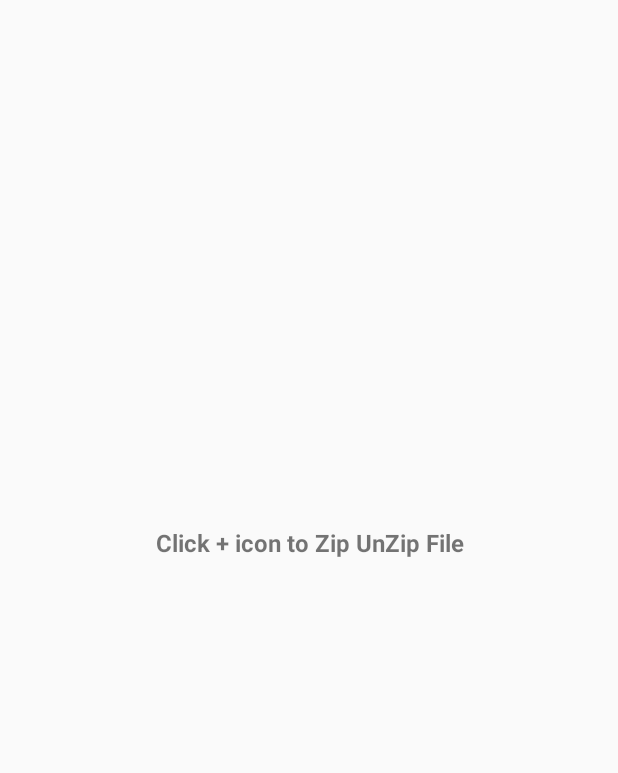
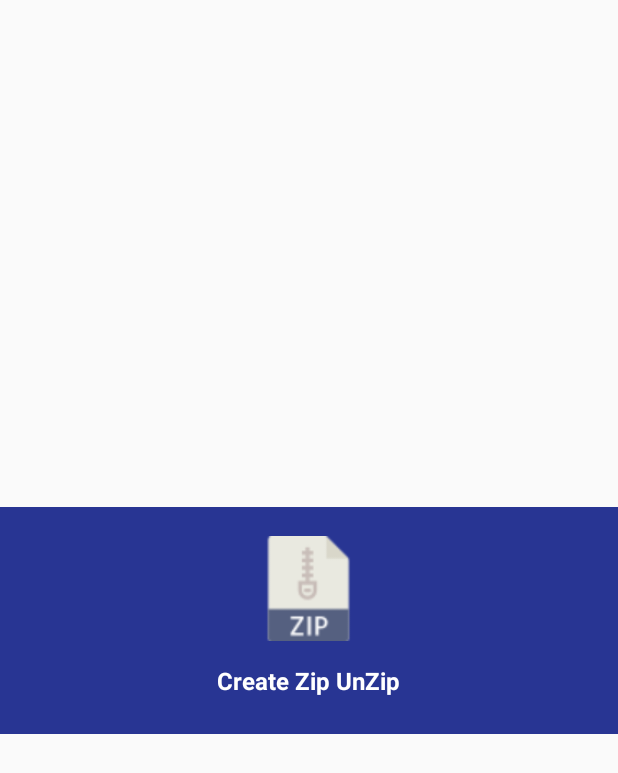
Before and after one commit to Neerav006/zipunzip, an Android app: the layout content_main.xml on its own in the app's theme, with its tools: preview values and no code run, on a phone screen of 412 x 824 dp. Shown: the top 773 px of the screen. Run offline under Robolectric (Android 15) with nearby library versions, the phone set to English and light mode, and no system bars; plain views replace LoopingViewPager.

Commit message:
home page design changed.

```diff
--- a/app/src/main/java/com/neerav/hmt/zipunzip/MainActivity.java
+++ b/app/src/main/java/com/neerav/hmt/zipunzip/MainActivity.java
@@ -4,6 +4,7 @@ import android.content.Intent;
 import android.net.Uri;
 import android.os.Bundle;
 import android.util.Log;
+import android.widget.LinearLayout;
 import androidx.annotation.NonNull;
 import com.asksira.loopingviewpager.LoopingViewPager;
 import com.google.android.gms.ads.AdRequest;
@@ -38,6 +39,8 @@ public class MainActivity extends AppCompatActivity
     private LoopingViewPager loopingViewPager;
     private ArrayList<String> XMENArray = new ArrayList<>();
     private InterstitialAd mInterstitialAd;
+    private AdView mAdView;
+    private LinearLayout llZipUnZip;
 
     @Override
     protected void onCreate(Bundle savedInstanceState) {
@@ -53,6 +56,24 @@ public class MainActivity extends AppCompatActivity
         mInterstitialAd.setAdUnitId("ca-app-pub-3940256099942544/1033173712");
         mInterstitialAd.loadAd(new AdRequest.Builder().build());
 
+
+        mAdView = findViewById(R.id.bannerAd);
+        AdRequest adRequest = new AdRequest.Builder().build();
+        mAdView.loadAd(adRequest);
+
+        llZipUnZip = findViewById(R.id.llZipUnZip);
+
+        llZipUnZip.setOnClickListener(v ->{
+            Intent i = new Intent(MainActivity.this, ZipUnZipActivity.class);
+            startActivity(i);
+
+            if (mInterstitialAd.isLoaded()) {
+                mInterstitialAd.show();
+            } else {
+                Log.d("TAG", "The interstitial wasn't loaded yet.");
+            }
+
+        });
 
         if (getSupportActionBar() != null)
             getSupportActionBar().setDisplayShowTitleEnabled(false);
--- a/app/src/main/res/layout/activity_main.xml
+++ b/app/src/main/res/layout/activity_main.xml
@@ -21,6 +21,16 @@
             android:layout_gravity="start"
             android:fitsSystemWindows="true"
             app:headerLayout="@layout/nav_header_main"
-            app:menu="@menu/activity_main_drawer"/>
+            app:menu="@menu/activity_main_drawer">
+
+
+        <ImageView
+                android:background="@android:color/black"
+                android:src="@drawable/whizadsbay"
+                android:layout_gravity="bottom"
+                android:layout_width="match_parent"
+                android:layout_height="70dp" />
+
+    </com.google.android.material.navigation.NavigationView>
 
 </androidx.drawerlayout.widget.DrawerLayout>
--- a/app/src/main/res/layout/content_main.xml
+++ b/app/src/main/res/layout/content_main.xml
@@ -12,8 +12,8 @@
 
     <com.asksira.loopingviewpager.LoopingViewPager
             android:id="@+id/vpAds"
-            android:layout_width="0dp"
-            android:layout_height="186dp"
+            android:layout_width="match_parent"
+            android:layout_height="200dp"
             android:layout_marginStart="16dp"
             android:layout_marginTop="16dp"
             android:layout_marginEnd="16dp"
@@ -23,25 +23,72 @@
             app:layout_constraintEnd_toEndOf="parent"
             app:layout_constraintStart_toStartOf="parent"
             app:layout_constraintTop_toTopOf="parent"
-            android:layout_marginBottom="8dp" app:layout_constraintBottom_toBottomOf="parent"
-            app:layout_constraintVertical_bias="0.20"/>
+    />
+    <LinearLayout
+            android:id="@+id/linearLayout"
+            android:baselineAligned="false"
+            android:layout_width="match_parent"
+            android:layout_height="wrap_content"
+            android:layout_marginBottom="8dp"
+            android:background="@color/colorPrimary"
+            android:orientation="horizontal"
+            android:weightSum="2"
+            app:layout_constraintBottom_toBottomOf="parent"
+            app:layout_constraintEnd_toEndOf="parent"
+            app:layout_constraintHorizontal_bias="1.0"
+            app:layout_constraintStart_toStartOf="parent"
+            android:layout_marginTop="8dp" app:layout_constraintTop_toTopOf="@+id/vpAds"
+            app:layout_constraintVertical_bias="0.49">
+
+        <LinearLayout
+                android:id="@+id/llZipUnZip"
+                android:layout_width="match_parent"
+                android:layout_height="151dp"
+                android:layout_gravity="center"
+                android:layout_weight="2"
+                android:clickable="true"
+                android:focusable="true"
+                android:foreground="?attr/selectableItemBackground"
+                android:gravity="center"
+                android:orientation="vertical">
+
+            <ImageView
+
+                    android:layout_width="70dp"
+                    android:layout_height="70dp"
+                    android:src="@drawable/zip"/>
+
+            <TextView
+                    android:layout_marginTop="10dp"
+                    android:padding="5dp"
+                    android:layout_width="wrap_content"
+                    android:layout_height="wrap_content"
+                    android:text="Create Zip UnZip"
+                    android:textColor="@android:color/white"
+                    android:textSize="16sp"
+                    android:textStyle="bold"/>
+
+        </LinearLayout>
 
 
-    <TextView
-            android:padding="2dp"
-            android:id="@+id/tvHelp"
-            android:layout_width="0dp"
-            android:layout_height="wrap_content"
-            android:layout_marginStart="16dp"
-            android:layout_marginTop="24dp"
-            android:layout_marginEnd="16dp"
-            android:gravity="center"
-            android:textSize="16sp"
-            android:textStyle="bold"
-            app:layout_constraintEnd_toEndOf="parent"
-            app:layout_constraintHorizontal_bias="0.0"
-            app:layout_constraintStart_toStartOf="parent"
-            app:layout_constraintTop_toBottomOf="@+id/vpAds"
-            android:text="Click + icon to Zip UnZip File"/>
+    </LinearLayout>
+
+
+    <com.google.android.gms.ads.AdView xmlns:ads="http://schemas.android.com/apk/res-auto"
+                                       android:id="@+id/bannerAd"
+                                       android:layout_width="wrap_content"
+                                       android:layout_height="wrap_content"
+                                       android:layout_alignParentBottom="true"
+                                       android:layout_centerHorizontal="true"
+                                       android:layout_marginStart="8dp"
+                                       android:layout_marginEnd="8dp"
+                                       ads:adSize="BANNER"
+                                       ads:adUnitId="ca-app-pub-3940256099942544/6300978111"
+                                       ads:layout_constraintEnd_toEndOf="parent"
+                                       ads:layout_constraintStart_toStartOf="parent"
+                                       ads:layout_constraintTop_toBottomOf="@+id/linearLayout"
+                                       android:layout_marginTop="24dp" android:layout_marginBottom="8dp"
+                                       ads:layout_constraintBottom_toBottomOf="parent"/>
+
 
 </androidx.constraintlayout.widget.ConstraintLayout>
```
